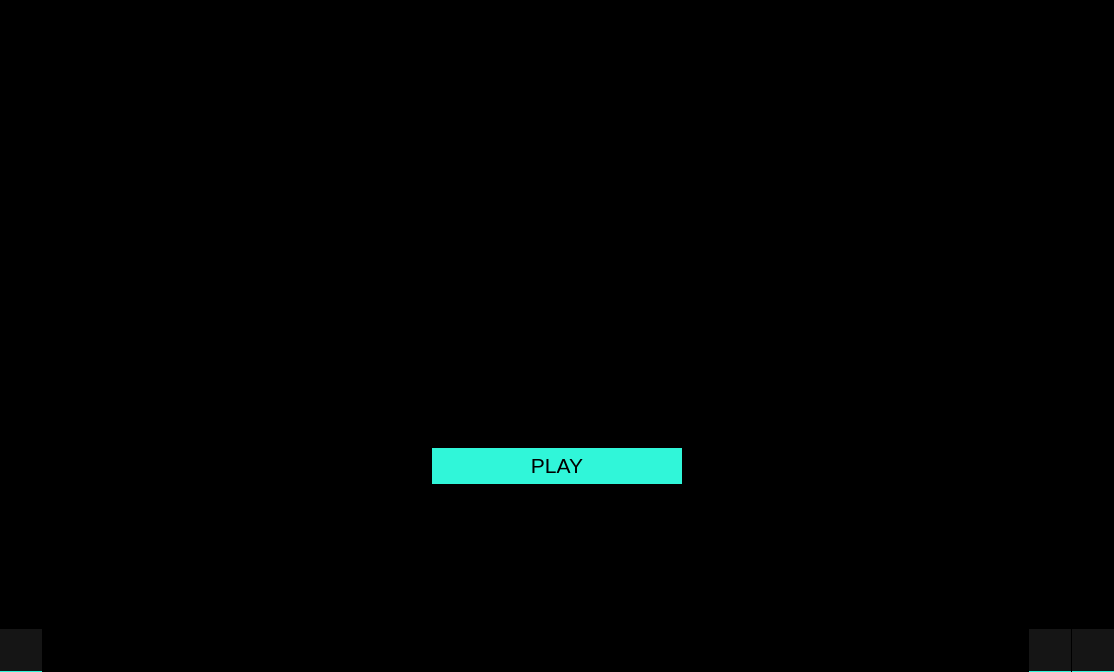
Above: src/ui/welcome_widget.ui from k88936/UnRustedWarfare before the change. Below: the same form after it.
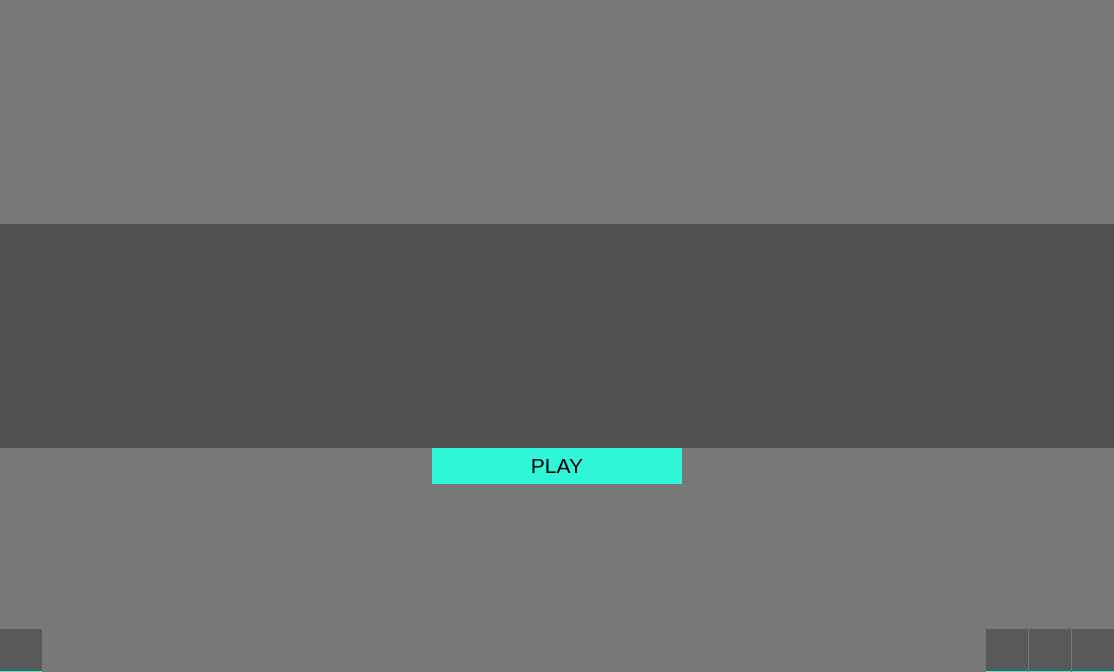
That is the form after the change. Icons and pictures are not drawn. Custom widgets are drawn as their Qt base class.

Patch:
```diff
--- a/src/ui/welcome_widget.ui
+++ b/src/ui/welcome_widget.ui
@@ -23,54 +23,48 @@
 Available at: https://github.com/GTRONICK/QSS/blob/master/MaterialDark.qss
 */
 QMainWindow {
-	background-color:#000000;
+	background-color:#ff000000;
 }
 QWidget{
- 	background-color: #000000;
+ 	background-color: #50000000;
 }
 QDialog {
-	background-color:#000000;
+	background-color:#ff000000;
 }
 QColorDialog {
-	background-color:#000000;
+	background-color:#ff000000;
 }
 QTextEdit {
-	background-color:#000000;
-	color: #a9b7c6;
+	background-color:#50000000;
+	color: #B5B5B5;
 } 
 QPlainTextEdit {
 	selection-background-color:#007b50;
-	background-color:#000000;
+	background-color:#ff000000;
 	border-style: solid;
 	border-top-color: transparent;
 	border-right-color: transparent;
 	border-left-color: transparent;
 	border-bottom-color: transparent;
 	border-width: 1px;
-	color: #a9b7c6;
+	color: #B5B5B5;
 } 
 QPushButton{
-	border-style: solid;
+	border:0px solid transparent;
 	border-radius:0px;
-	border-top-color: transparent;
-	border-right-color: transparent;
-	border-left-color: transparent;
 	border-bottom-color: #30F6D9;
 	border-bottom-width: 1px;
-	border-style: solid;
-	color: #a9b7c6;
+	color: #B5B5B5;
 	padding:5px;
-	background-color: #151515;
-	
+	background-color: #50151515;	
 }
-
 QPushButton::default{
 	border-bottom-width: 2px;
 	border-bottom-color: #32FFE0;
 	color: #32FFE0;
 }
 QPushButton:flat{
-	color:#000000;
+	color:#ff000000;
 	background-color:#30F6D9;
 }
 QPushButton:hover{
@@ -78,15 +72,15 @@
 	background-color: #30F6D9;
 	
 }
-QPushButton:pressed{
-	color: #000000;
-	border-bottom-color: #2BDABD;
-	background-color: #2BDABD;
+QPushButton:pressed,QPushButton::checked{
+	color: #ff000000;
+	border-bottom-color: #26C3A9;
+	background-color: #26C3A9;
 }
 QPushButton:disabled{
-	border-bottom-color: #505050;
+	border-bottom-color: #50505050;
 	color: #505050;
-	background-color: #151515;
+	background-color: #50151515;
 }
 /* QToolButton {
 	border-style: solid;
@@ -96,9 +90,9 @@
 	border-bottom-color: #04b97f;
 	border-bottom-width: 1px;
 	border-style: solid;
-	color: #a9b7c6;
+	color: #B5B5B5;
 	padding: 2px;
-	background-color: #000000;
+	background-color: #ff000000;
 }
 QToolButton:hover{
 	border-style: solid;
@@ -115,16 +109,16 @@
 QLineEdit {
 	border-width: 1px; 
 	border-radius: 0px;
-	border-color: #505050;
+	border-color: #50505050;
 	border-style: inset;
 	padding: 0px;
-	color: #a9b7c6;
-	background:#151515;
-	selection-background-color:#505050;
-	selection-color: #2BDABD;
+	color: #B5B5B5;
+	background:#50151515;
+	selection-background-color:#50505050;
+	selection-color: #26C3A9;
 }
 QLabel {
-	color: #a9b7c6;
+	color: #B5B5B5;
 	background-color: transparent;
 }
 /* QLCDNumber {
@@ -145,17 +139,17 @@
 	border-radius: 0px;
 }
 /* QMenuBar {
-	background-color: #000000;
+	background-color: #ff000000;
 }
 QMenuBar::item {
-	color: #a9b7c6;
+	color: #B5B5B5;
   	spacing: 3px;
   	padding: 1px 4px;
-  	background: #000000;
+  	background: #ff000000;
 }
 
 QMenuBar::item:selected {
-  	background:#000000;
+  	background:#ff000000;
 	color: #FFFFFF;
 }
 QMenu::item:selected {
@@ -191,22 +185,28 @@
 	background-color:#000000;
 } */ 
 QTabWidget {
-	color:#a9b7c6;
-	background-color:#000000;
 	
 }
 QTabWidget::pane {
-	border:1px solid #151515;
+	border:1px solid #50151515;
 	border-radius: 0px;
+	background-color:#50000000;
 }
 QTabBar::tab{
-	border:1px solid #000000;
+	border: 1px solid #ff000000;
 	border-radius: 0px;
-	color: #a9b7c6;
+	color: #B5B5B5;
 	padding:8px;
-	background-color: #000000;
+	background-color: #50000000;
 }
- QTabBar::tab:hover {
+QTabBar::tab:top,QTabBar::tab:bottom{
+	min-width:80px;
+}
+QTabBar::tab:left,QTabBar::tab:right{
+	min-height:80px;
+}
+QTabBar::tab:hover {
+	color: #ff000000;
 	color: #30F6D9;
 }
 QTabBar::tab:top:hover{
@@ -222,20 +222,18 @@
 	border-left-color:#30F6D9;
 }
 QTabBar::tab:selected, QTabBar::tab:last:selected {
-	color: #000000;
+	color: #ff000000;
 	border-color: #32FFE0;
 	background-color: #30F6D9;
 }
 
 QCheckBox {
-	color: #a9b7c6;
+	color: #B5B5B5;
 	border:1px solid #151515;
 	border-radius:0px;
 	background-color:#151515;
 	padding-left: 4px;
 }
-
-
 QCheckBox:hover {
 	border-color: #30F6D9;
 	color:#30F6D9;
@@ -245,7 +243,7 @@
 	width: 10px;
 	border-style:solid;
 	border-width: 1px;
-	border-color: #a9b7c6;
+	border-color: #B5B5B5;
 }
 QCheckBox::indicator:checked {
 	background-color: #30F6D9;
@@ -258,8 +256,8 @@
 	color: #505050;
 }
 /* QRadioButton {
-	color: #a9b7c6;
-	background-color: #000000;
+	color: #B5B5B5;
+	background-color: #ff000000;
 	padding: 1px;
 }
 QRadioButton::indicator:checked {
@@ -269,7 +267,7 @@
 	border-radius:5px;
 	border-width: 1px;
 	border-color: #04b97f;
-	color: #a9b7c6;
+	color: #B5B5B5;
 	background-color: #04b97f;
 }
 QRadioButton::indicator:unchecked {
@@ -279,73 +277,81 @@
 	border-radius:5px;
 	border-width: 1px;
 	border-color: #04b97f;
-	color: #a9b7c6;
+	color: #B5B5B5;
 	background-color: transparent;
 } */ 
 QStatusBar {
 	color:#ffffff;
 }
 QSpinBox {
-	color: #a9b7c6;	
-	background-color: #000000;
+	color: #B5B5B5;	
+	background-color: #50000000;
 }
 QDoubleSpinBox {
-	color: #a9b7c6;	
-	background-color: #000000;
+	color: #B5B5B5;	
+	background-color: #50000000;
 }
 QTimeEdit {
-	color: #a9b7c6;	
-	background-color: #000000;
+	color: #B5B5B5;	
+	background-color: #50000000;
 }
 QDateTimeEdit {
-	color: #a9b7c6;	
-	background-color: #000000;
+	color: #B5B5B5;	
+	background-color: #50000000;
 }
 QDateEdit {
-	color: #a9b7c6;	
-	background-color: #000000;
+	color: #B5B5B5;	
+	background-color: #50000000;
 }
 QComboBox {
-	color: #a9b7c6;	
-	background: #000000;
+	color: #B5B5B5;	
+	background: #50000000;
 }
 QComboBox:editable {
-	background: #000000;
-	color: #a9b7c6;
-	selection-background-color: #000000;
+	background: #50000000;
+	color: #B5B5B5;
+	selection-background-color: #50000000;
 }
 QComboBox QAbstractItemView {
-	color: #a9b7c6;	
-	background: #000000;
+	color: #B5B5B5;	
+	background: #50000000;
 	selection-color: #FFFFFF;
-	selection-background-color: #000000;
+	selection-background-color: #50000000;
 }
 QComboBox:!editable:on, QComboBox::drop-down:editable:on {
-	color: #a9b7c6;	
-	background: #000000;
+	color: #B5B5B5;	
+	background: #50000000;
 }
 QFontComboBox {
-	color: #a9b7c6;	
-	background-color: #000000;
+	color: #B5B5B5;	
+	background-color: #50000000;
 }
 QToolBox {
-	color: #a9b7c6;
-	background-color: #000000;
+	color: #B5B5B5;
+	background-color: #50000000;
 }
 QToolBox::tab {
-	color: #a9b7c6;
-	background-color: #000000;
+	border:0px solid transparent;
+	border-radius:0px;
+	border-bottom-color: #30F6D9;
+	border-bottom-width: 1px;
+	color: #B5B5B5;
+	background-color: #50000000;
+}
+QToolBox::tab:hover{
+	color: #ff000000;
+	background-color: #30F6D9;
 }
 QToolBox::tab:selected {
-	color: #FFFFFF;
-	background-color: #000000;
+	color: #ff000000;
+	background-color: #30F6D9;
 }
 QScrollArea {
-	color: #a9b7c6;
-	background-color: #000000;
+	color: #B5B5B5;
+	background-color: #50000000;
 }
 QSlider{
-background-color: #000000
+	background-color: #50000000;
 }
 QSlider::groove:horizontal {
 	height: 1px;
@@ -355,7 +361,7 @@
 }
 QSlider::handle{
 	background-color: #32FFE0;
-	border: 1px solid #151515;
+	border: 1px solid #50151515;
 	border-radius: 0px;
 }
 QSlider::handle:horizontal {
@@ -367,10 +373,10 @@
 	margin: 0 -4px;
 }
 QSlider::add-page{
-    background: #a9b7c6;
+    background: #B5B5B5;
 }
 QSlider::sub-page {
-    background: #2BDABD;
+    background: #26C3A9;
 }
 </string>
   </property>
@@ -578,6 +584,17 @@
          </property>
         </spacer>
        </item>
+       <item>
+        <widget class="QPushButton" name="button_help">
+         <property name="styleSheet">
+          <string notr="true">QPushButton{min-width: 32px;min-height: 32px;max-width:32px;max-height:32px;image: url(:/ui/help_highlight.png);}QPushButton:hover,QPushButton:pressed,QPushButton:disabled,QPushButton:checked{image: url(:/ui/help_dark.png);} 
+</string>
+         </property>
+         <property name="text">
+          <string/>
+         </property>
+        </widget>
+       </item>
        <item>
         <widget class="QPushButton" name="button_github">
          <property name="sizePolicy">
@@ -620,7 +637,7 @@
             </colorrole>
             <colorrole role="Button">
              <brush brushstyle="SolidPattern">
-              <color alpha="255">
+              <color alpha="80">
                <red>21</red>
                <green>21</green>
                <blue>21</blue>
@@ -647,7 +664,7 @@
             </colorrole>
             <colorrole role="Base">
              <brush brushstyle="SolidPattern">
-              <color alpha="255">
+              <color alpha="80">
                <red>21</red>
                <green>21</green>
                <blue>21</blue>
@@ -656,7 +673,7 @@
             </colorrole>
             <colorrole role="Window">
              <brush brushstyle="SolidPattern">
-              <color alpha="255">
+              <color alpha="80">
                <red>21</red>
                <green>21</green>
                <blue>21</blue>
@@ -694,7 +711,7 @@
             </colorrole>
             <colorrole role="Button">
              <brush brushstyle="SolidPattern">
-              <color alpha="255">
+              <color alpha="80">
                <red>21</red>
                <green>21</green>
                <blue>21</blue>
@@ -721,7 +738,7 @@
             </colorrole>
             <colorrole role="Base">
              <brush brushstyle="SolidPattern">
-              <color alpha="255">
+              <color alpha="80">
                <red>21</red>
                <green>21</green>
                <blue>21</blue>
@@ -730,7 +747,7 @@
             </colorrole>
             <colorrole role="Window">
              <brush brushstyle="SolidPattern">
-              <color alpha="255">
+              <color alpha="80">
                <red>21</red>
                <green>21</green>
                <blue>21</blue>
@@ -768,7 +785,7 @@
             </colorrole>
             <colorrole role="Button">
              <brush brushstyle="SolidPattern">
-              <color alpha="255">
+              <color alpha="80">
                <red>21</red>
                <green>21</green>
                <blue>21</blue>
@@ -795,7 +812,7 @@
             </colorrole>
             <colorrole role="Base">
              <brush brushstyle="SolidPattern">
-              <color alpha="255">
+              <color alpha="80">
                <red>21</red>
                <green>21</green>
                <blue>21</blue>
@@ -804,7 +821,7 @@
             </colorrole>
             <colorrole role="Window">
              <brush brushstyle="SolidPattern">
-              <color alpha="255">
+              <color alpha="80">
                <red>21</red>
                <green>21</green>
                <blue>21</blue>
```
Left out of the diff: 15 changed lines with no effect on the pictures.
